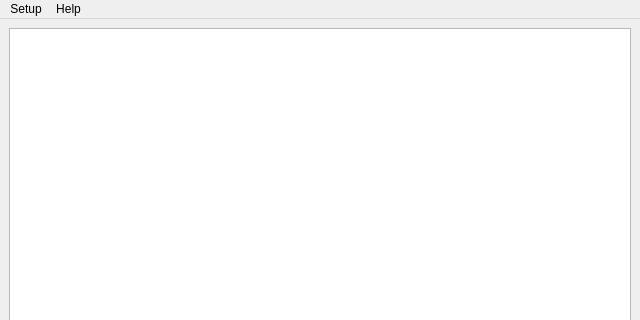
Before: the Qt Designer form forms/mainwindow.ui in MirayaProject/miraya, drawn with Qt 5; both pictures show x 0 to 640 and y 0 to 320 of the 640 by 480 pixel window.
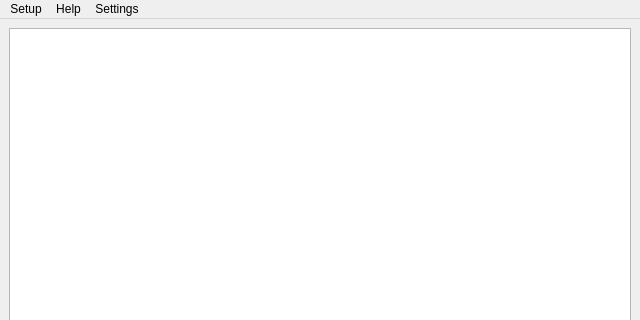
After: the same form once the commit is applied.

Commit message: 🪟mainwindow: added preferences menu

What changed in the file:
```diff
--- a/forms/mainwindow.ui
+++ b/forms/mainwindow.ui
@@ -98,8 +98,15 @@
     <addaction name="actionGithub"/>
     <addaction name="actionAbout"/>
    </widget>
+   <widget class="QMenu" name="menuSettings">
+    <property name="title">
+     <string>Settings</string>
+    </property>
+    <addaction name="actionPreferences"/>
+   </widget>
    <addaction name="menuSetup"/>
    <addaction name="menuHelp"/>
+   <addaction name="menuSettings"/>
   </widget>
   <widget class="QStatusBar" name="statusbar">
    <property name="sizeGripEnabled">
```
Left out of the diff: 5 changed lines with no effect on the pictures. The commit also changes 2 other files.
